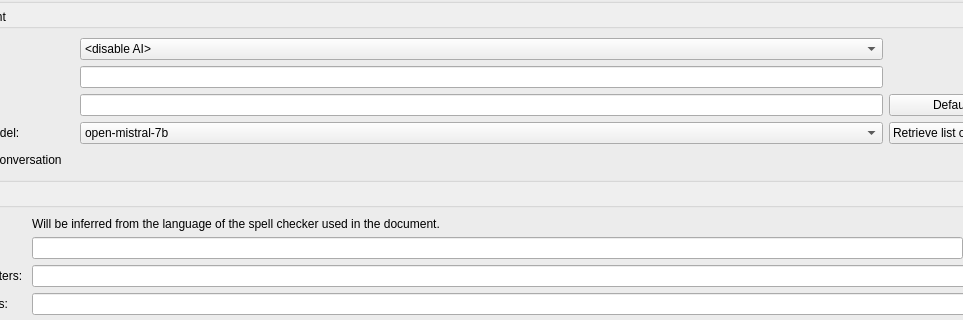
The window that src/configdialog.ui (texstudio-org/texstudio) describes before a commit, drawn with Qt 5; both pictures show x 328 to 1291 and y 361 to 681 of the 1378 by 864 pixel window.
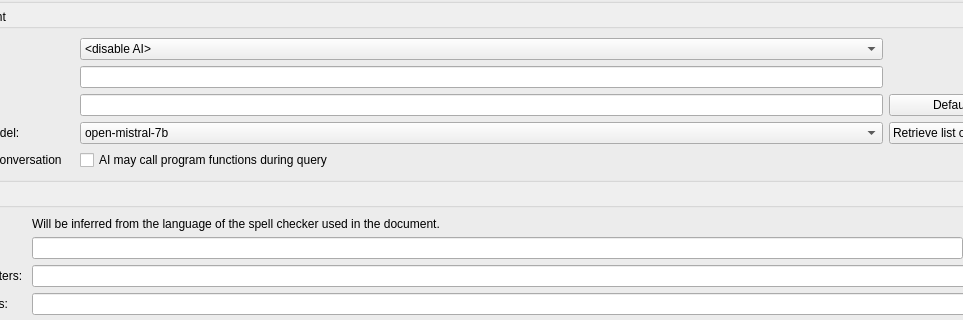
The same window after the commit. Icons and pictures are not drawn.

Commit message: add option to disable ai tool calls

```diff
--- a/src/configdialog.ui
+++ b/src/configdialog.ui
@@ -3336,7 +3336,7 @@
               <property name="geometry">
                <rect>
                 <x>0</x>
-                <y>-306</y>
+                <y>-239</y>
                 <width>1132</width>
                 <height>1027</height>
                </rect>
@@ -3728,6 +3728,19 @@
                     </property>
                    </widget>
                   </item>
+                  <item row="4" column="3">
+                   <widget class="QCheckBox" name="cbAIUseTools">
+                    <property name="toolTip">
+                     <string>The LLM receives a list of available functions from TeXstudio.
+It can ask the program to run those functions during an ai query to retrieve more information on the document.
+This may lead to unwanted data transfer to the AI provider.
+</string>
+                    </property>
+                    <property name="text">
+                     <string>AI may call program functions during query</string>
+                    </property>
+                   </widget>
+                  </item>
                  </layout>
                 </widget>
                </item>
```
The commit also changes 1 other file.
